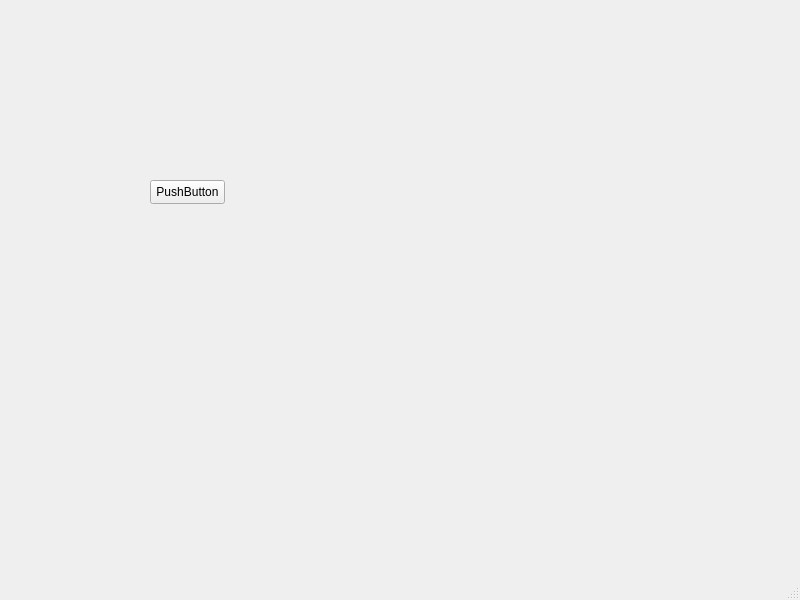
Above: mainwindow.ui from t-shaina/my_second_project before the change. Below: the same form after it.
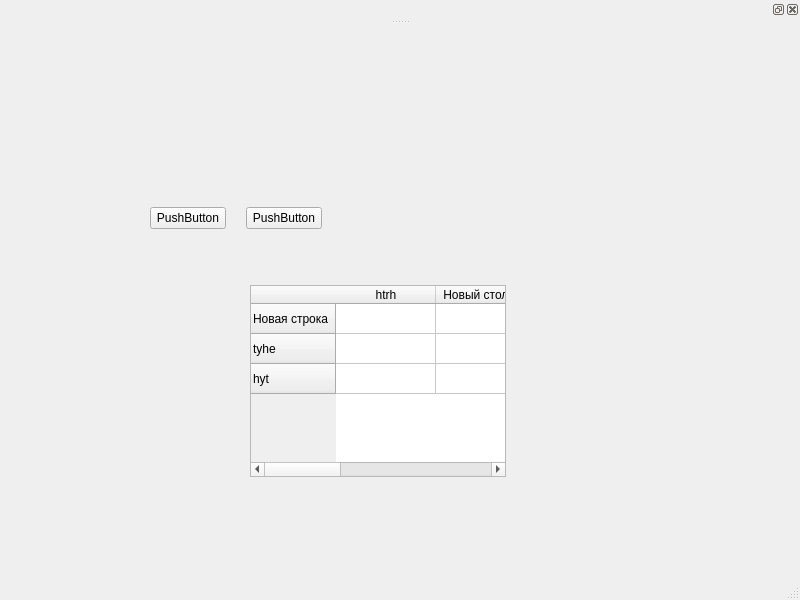
That is the form after the change.

```diff
--- a/mainwindow.ui
+++ b/mainwindow.ui
@@ -14,18 +14,74 @@
    <string>MainWindow</string>
   </property>
   <widget class="QWidget" name="centralwidget">
-   <widget class="QPushButton" name="pushButton">
+   <widget class="QTableWidget" name="tableWidget">
+    <property name="geometry">
+     <rect>
+      <x>250</x>
+      <y>260</y>
+      <width>256</width>
+      <height>192</height>
+     </rect>
+    </property>
+    <row>
+     <property name="text">
+      <string>Новая строка</string>
+     </property>
+    </row>
+    <row>
+     <property name="text">
+      <string>tyhe</string>
+     </property>
+    </row>
+    <row>
+     <property name="text">
+      <string>hyt</string>
+     </property>
+    </row>
+    <column>
+     <property name="text">
+      <string>htrh</string>
+     </property>
+    </column>
+    <column>
+     <property name="text">
+      <string>Новый столбец</string>
+     </property>
+    </column>
+    <column>
+     <property name="text">
+      <string>yhh</string>
+     </property>
+    </column>
+   </widget>
+   <widget class="QWidget" name="layoutWidget">
     <property name="geometry">
      <rect>
       <x>150</x>
       <y>180</y>
-      <width>75</width>
-      <height>24</height>
+      <width>172</width>
+      <height>26</height>
      </rect>
     </property>
-    <property name="text">
-     <string>PushButton</string>
-    </property>
+    <layout class="QHBoxLayout" name="horizontalLayout">
+     <property name="spacing">
+      <number>20</number>
+     </property>
+     <item>
+      <widget class="QPushButton" name="pushButton">
+       <property name="text">
+        <string>PushButton</string>
+       </property>
+      </widget>
+     </item>
+     <item>
+      <widget class="QPushButton" name="pushButton_2">
+       <property name="text">
+        <string>PushButton</string>
+       </property>
+      </widget>
+     </item>
+    </layout>
    </widget>
   </widget>
   <widget class="QMenuBar" name="menubar">
@@ -39,6 +95,12 @@
    </property>
   </widget>
   <widget class="QStatusBar" name="statusbar"/>
+  <widget class="QDockWidget" name="dockWidget">
+   <attribute name="dockWidgetArea">
+    <number>4</number>
+   </attribute>
+   <widget class="QWidget" name="dockWidgetContents"/>
+  </widget>
  </widget>
  <resources/>
  <connections/>
```
